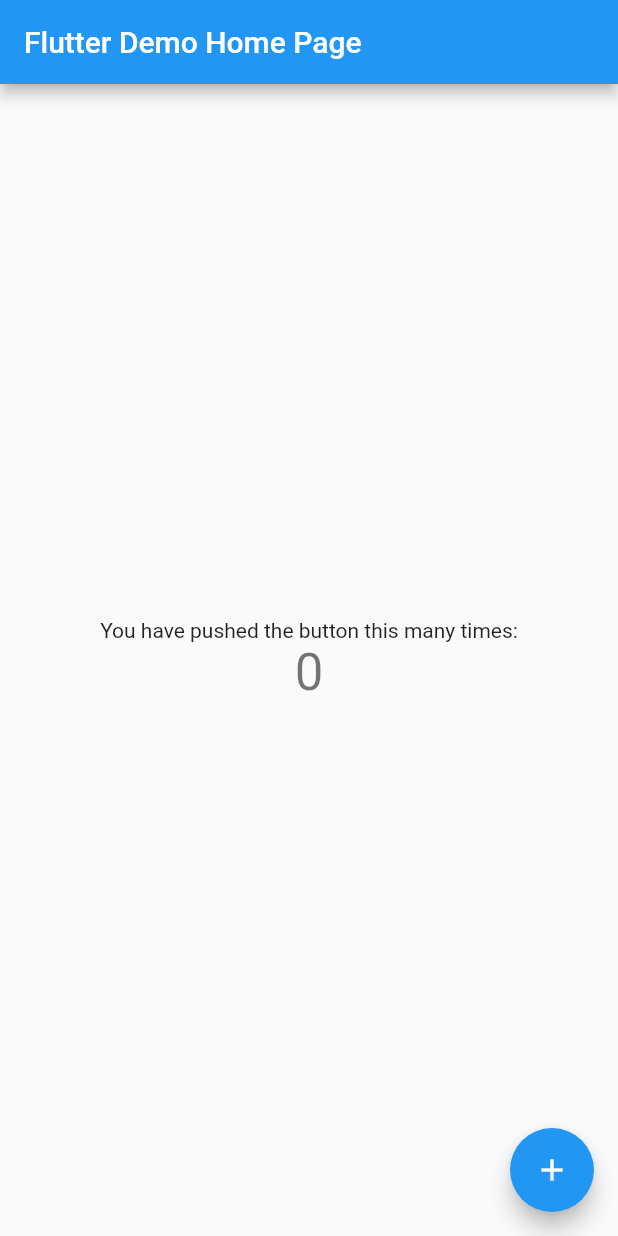
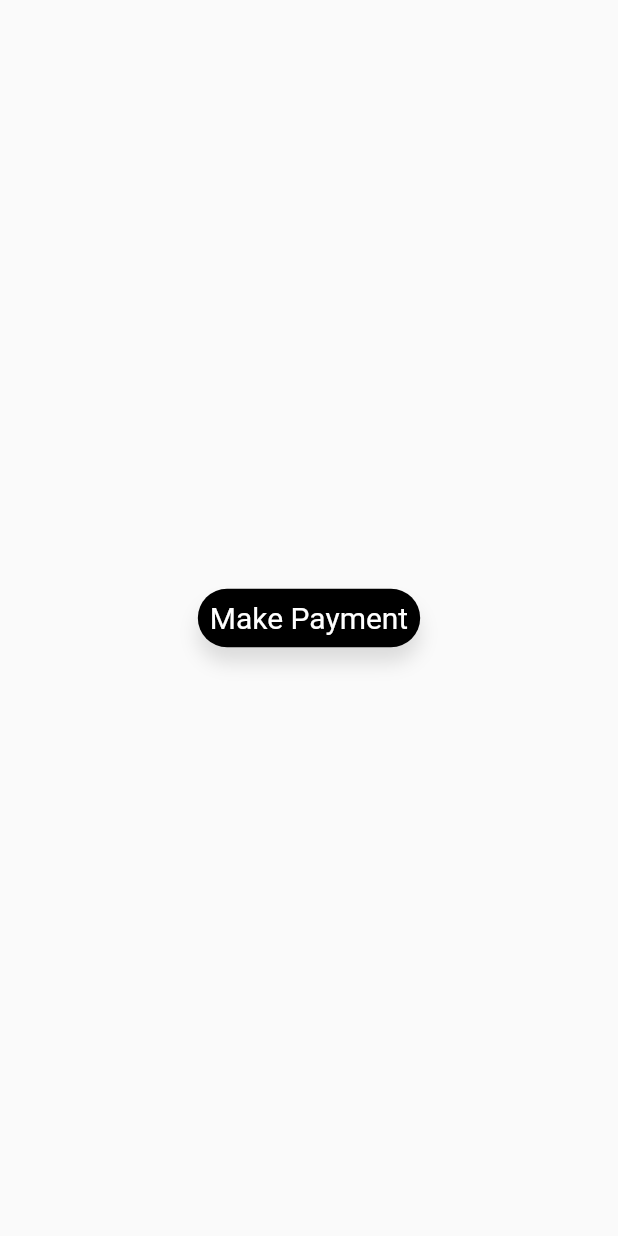
Before and after one commit to erjanakmahato/stripe-with-flutter, a Flutter app: the screen it shows after launch, on a phone screen of 412 x 824 dp. Run offline on Flutter 3.47's test engine with Material 2 defaults, Android fonts, the phone set to English and light mode, and no system bars; our stand-ins replace get; missing offline and left inert: flutter_stripe.

Commit message:
widget and functionality updated

```diff
--- a/lib/main.dart
+++ b/lib/main.dart
@@ -1,115 +1,22 @@
 import 'package:flutter/material.dart';
+import 'package:flutter_stripe/flutter_stripe.dart';
+import 'package:get/get.dart';
+import 'package:stripepaymentwithflutter/payment/pages/home_page.dart';
 
 void main() {
-  runApp(const MyApp());
+  WidgetsFlutterBinding.ensureInitialized();
+  Stripe.publishableKey =
+      'pk_test_51Ls2hBFjgBcbzZRimbHOzlwWKq2L0bXB4vUOSVDRHTwyy00qtaAUwM1MEZI6U8uMQV4mfMYKnLpU5keG07zPSB6Q00YfkKczs4'; // Replace with your publishable key
+  runApp(GetMaterialApp(
+    initialRoute: '/',
+    //fade in transition
+    transitionDuration: const Duration(milliseconds: 500),
+    defaultTransition: Transition.fadeIn,
+    getPages: [
+      GetPage(
+        name: '/',
+        page: () => const HomePage(),
+      ),
+    ],
+  ));
 }
-
-class MyApp extends StatelessWidget {
-  const MyApp({super.key});
-
-  // This widget is the root of your application.
-  @override
-  Widget build(BuildContext context) {
-    return MaterialApp(
-      title: 'Flutter Demo',
-      theme: ThemeData(
-        // This is the theme of your application.
-        //
-        // Try running your application with "flutter run". You'll see the
-        // application has a blue toolbar. Then, without quitting the app, try
-        // changing the primarySwatch below to Colors.green and then invoke
-        // "hot reload" (press "r" in the console where you ran "flutter run",
-        // or simply save your changes to "hot reload" in a Flutter IDE).
-        // Notice that the counter didn't reset back to zero; the application
-        // is not restarted.
-        primarySwatch: Colors.blue,
-      ),
-      home: const MyHomePage(title: 'Flutter Demo Home Page'),
-    );
-  }
-}
-
-class MyHomePage extends StatefulWidget {
-  const MyHomePage({super.key, required this.title});
-
-  // This widget is the home page of your application. It is stateful, meaning
-  // that it has a State object (defined below) that contains fields that affect
-  // how it looks.
-
-  // This class is the configuration for the state. It holds the values (in this
-  // case the title) provided by the parent (in this case the App widget) and
-  // used by the build method of the State. Fields in a Widget subclass are
-  // always marked "final".
-
-  final String title;
-
-  @override
-  State<MyHomePage> createState() => _MyHomePageState();
-}
-
-class _MyHomePageState extends State<MyHomePage> {
-  int _counter = 0;
-
-  void _incrementCounter() {
-    setState(() {
-      // This call to setState tells the Flutter framework that something has
-      // changed in this State, which causes it to rerun the build method below
-      // so that the display can reflect the updated values. If we changed
-      // _counter without calling setState(), then the build method would not be
-      // called again, and so nothing would appear to happen.
-      _counter++;
-    });
-  }
-
-  @override
-  Widget build(BuildContext context) {
-    // This method is rerun every time setState is called, for instance as done
-    // by the _incrementCounter method above.
-    //
-    // The Flutter framework has been optimized to make rerunning build methods
-    // fast, so that you can just rebuild anything that needs updating rather
-    // than having to individually change instances of widgets.
-    return Scaffold(
-      appBar: AppBar(
-        // Here we take the value from the MyHomePage object that was created by
-        // the App.build method, and use it to set our appbar title.
-        title: Text(widget.title),
-      ),
-      body: Center(
-        // Center is a layout widget. It takes a single child and positions it
-        // in the middle of the parent.
-        child: Column(
-          // Column is also a layout widget. It takes a list of children and
-          // arranges them vertically. By default, it sizes itself to fit its
-          // children horizontally, and tries to be as tall as its parent.
-          //
-          // Invoke "debug painting" (press "p" in the console, choose the
-          // "Toggle Debug Paint" action from the Flutter Inspector in Android
-          // Studio, or the "Toggle Debug Paint" command in Visual Studio Code)
-          // to see the wireframe for each widget.
-          //
-          // Column has various properties to control how it sizes itself and
-          // how it positions its children. Here we use mainAxisAlignment to
-          // center the children vertically; the main axis here is the vertical
-          // axis because Columns are vertical (the cross axis would be
-          // horizontal).
-          mainAxisAlignment: MainAxisAlignment.center,
-          children: <Widget>[
-            const Text(
-              'You have pushed the button this many times:',
-            ),
-            Text(
-              '$_counter',
-              style: Theme.of(context).textTheme.headline4,
-            ),
-          ],
-        ),
-      ),
-      floatingActionButton: FloatingActionButton(
-        onPressed: _incrementCounter,
-        tooltip: 'Increment',
-        child: const Icon(Icons.add),
-      ), // This trailing comma makes auto-formatting nicer for build methods.
-    );
-  }
-}
--- a/lib/payment/pages/home_page.dart
+++ b/lib/payment/pages/home_page.dart
@@ -0,0 +1,46 @@
+import 'package:flutter/material.dart';
+import 'package:get/get.dart';
+import 'package:stripepaymentwithflutter/payment/controllers/payment_controller.dart';
+
+class HomePage extends StatelessWidget {
+  const HomePage({Key? key}) : super(key: key);
+
+  @override
+  Widget build(BuildContext context) {
+    final PaymentController controller = Get.put(PaymentController());
+    return Scaffold(
+      body: Column(
+        mainAxisAlignment: MainAxisAlignment.center,
+        children: [
+          InkWell(
+            onTap: () {
+              controller.makePayment(amount: '5', currency: 'USD');
+            },
+            child: Center(
+              child: Container(
+                decoration: BoxDecoration(
+                  color: Colors.black,
+                  borderRadius: BorderRadius.circular(20),
+                  boxShadow: const [
+                    BoxShadow(
+                      color: Colors.black12,
+                      blurRadius: 10,
+                      offset: Offset(0, 10),
+                    ),
+                  ],
+                ),
+                child: const Padding(
+                  padding: EdgeInsets.all(8.0),
+                  child: Text(
+                    'Make Payment',
+                    style: TextStyle(color: Colors.white, fontSize: 20),
+                  ),
+                ),
+              ),
+            ),
+          )
+        ],
+      ),
+    );
+  }
+}
```
Also changed, not shown: lib/payment/controllers/payment_controller.dart (+75 -0 lines).
